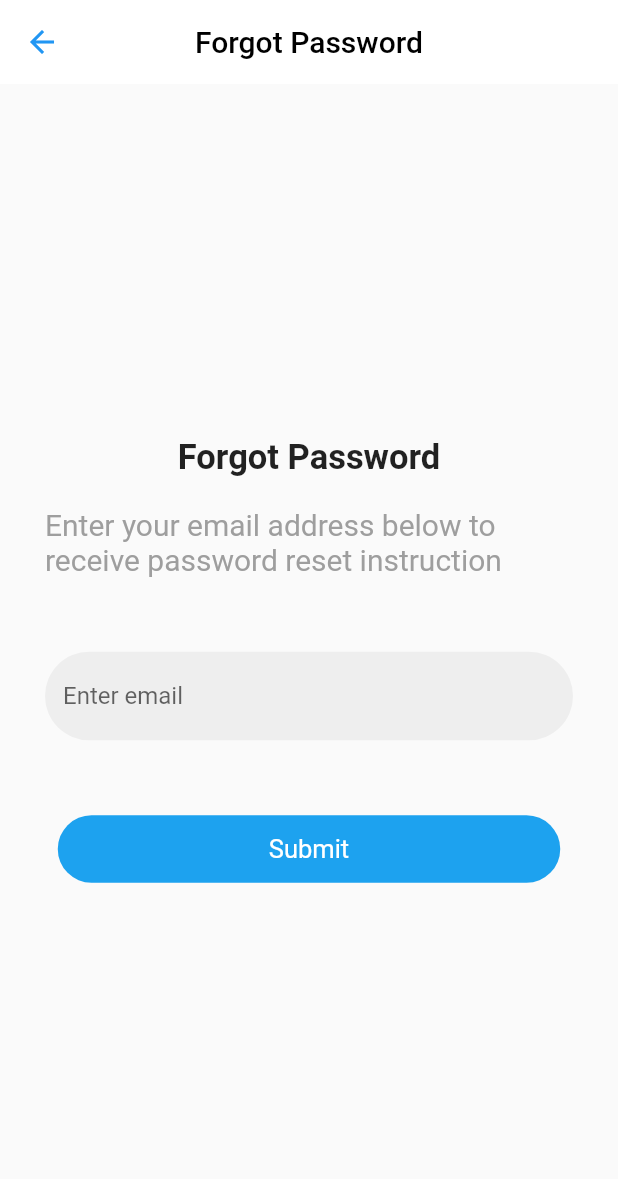
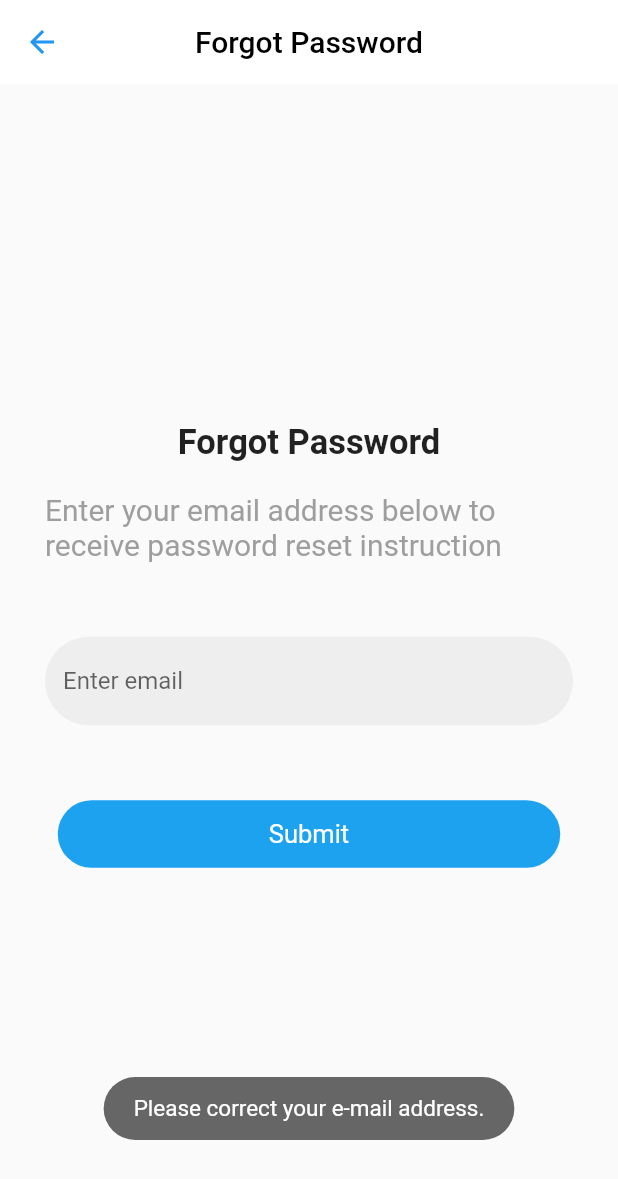
Before and after one commit to bedirhanayydin/flutter_twitter_clone, a Flutter app: the ForgotPassword screen opened directly, after a tap on "Submit", on a phone screen of 412 x 824 dp. Shown: the top 1179 px of the screen. Run offline on Flutter 3.47's test engine with Material 2 defaults, Android fonts, the phone set to English and light mode, and no system bars; our stand-ins replace cloud_firestore, firebase_auth, firebase_core, fluttertoast, font_awesome_flutter, google_fonts; accounts and stored records are empty.

Commit message:
changes added ✔

```diff
--- /dev/null
+++ b/lib/constants/images.dart
@@ -0,0 +1,4 @@
+class TwitterCloneImages {
+  static const String twitterBird = 'assets/images/twitter_bird.png';
+  static const String twitterIcon = 'assets/images/icon.png';
+}
--- a/lib/strings/strings.dart
+++ b/lib/constants/strings.dart
@@ -1,14 +1,23 @@
 class TwitterCloneText {
+  //IntroScreen
+  static const String introScreenTitle =
+      "See what's happening in\nthe world right now.";
+  static const String introScreenSubTitle = "Have an account already? ";
+
   //Common
   static String emptyText = "Cannot register with missing information...";
   static String errorText = "An unexpected error has occurred...";
+
+  //Forgot Password
+  static const String forgotPasswordTitle = "Forgot Password";
+  static const String forgotPasswordSubTitle =
+      'Enter your email address below to receive password reset instruction';
 
   //Login
   static String googleLogin = "Sign in with Google";
   static String loginNoAccountText = "No users, it's time to register!";
   static String loginWrongPasswordText = "Wrong password...";
   static String loginWrongEmailText = "Please correct your e-mail address.";
-  static String crashlytics = "Firebase Crashlytics";
 
   TwitterCloneText._();
 }
--- a/lib/services/auth_service.dart
+++ b/lib/services/auth_service.dart
@@ -29,4 +29,8 @@ class AuthService {
 
     return user.user;
   }
+
+  Future passwordReset(String email) async {
+    await _auth.sendPasswordResetEmail(email: email);
+  }
 }
--- a/lib/ui/auth/forgot_password.dart
+++ b/lib/ui/auth/forgot_password.dart
@@ -1,5 +1,9 @@
 import 'package:flutter/material.dart';
+import 'package:flutter_twitter_clone/services/auth_service.dart';
+import 'package:flutter_twitter_clone/constants/strings.dart';
 import 'package:flutter_twitter_clone/ui/auth/intro_screen.dart';
+import 'package:flutter_twitter_clone/ui/auth/sign_in.dart';
+import 'package:fluttertoast/fluttertoast.dart';
 
 class ForgotPassword extends StatefulWidget {
   const ForgotPassword({Key? key}) : super(key: key);
@@ -8,37 +12,41 @@ class ForgotPassword extends StatefulWidget {
   State<ForgotPassword> createState() => _ForgotPasswordState();
 }
 
+enum authProblems { UserNotFound, PasswordNotValid, NetworkError }
+
 class _ForgotPasswordState extends State<ForgotPassword> {
   late final emailController = TextEditingController();
+  final AuthService _authService = AuthService();
+  bool _isLoading = false;
 
   @override
   Widget build(BuildContext context) {
     return Scaffold(
+      resizeToAvoidBottomInset: false,
       appBar: appBar(context),
       body: Center(
         child: Column(mainAxisAlignment: MainAxisAlignment.center, children: [
-          const Text(
-            'Forgot Password',
-            style: TextStyle(fontWeight: FontWeight.w600, fontSize: 23),
-          ),
+          const Text('Forgot Password',
+              style: TextStyle(fontWeight: FontWeight.w600, fontSize: 23)),
           const SizedBox(
             height: 20,
           ),
           const Padding(
-            padding: EdgeInsets.only(left: 30.0, right: 30),
-            child: Text(
-              'Enter your email address below to receive password reset instruction',
-              style: TextStyle(
-                  fontWeight: FontWeight.normal,
-                  fontSize: 20,
-                  color: Colors.grey),
-            ),
+              padding: EdgeInsets.only(left: 30.0, right: 30),
+              child: Text(TwitterCloneText.forgotPasswordSubTitle,
+                  style: TextStyle(
+                      fontWeight: FontWeight.normal,
+                      fontSize: 20,
+                      color: Colors.grey))),
+          Padding(
+              padding:
+                  const EdgeInsets.symmetric(vertical: 50.0, horizontal: 30),
+              child: emailTextField()),
+          submitButton(),
+          const SizedBox(
+            height: 20,
           ),
-          Padding(
-            padding: const EdgeInsets.symmetric(vertical: 50.0, horizontal: 30),
-            child: emailTextField(),
-          ),
-          submitButton(),
+          if (_isLoading) const CircularProgressIndicator(),
         ]),
       ),
     );
@@ -46,7 +54,7 @@ class _ForgotPasswordState extends State<ForgotPassword> {
 
   GestureDetector submitButton() {
     return GestureDetector(
-      onTap: () {},
+      onTap: () => _resetPassword(),
       child: Container(
         alignment: Alignment.center,
         width: 335,
@@ -67,10 +75,49 @@ class _ForgotPasswordState extends State<ForgotPassword> {
     );
   }
 
+  _resetPassword() {
+    if (emailController.text.isEmpty) {
+      _warningToast(TwitterCloneText.loginWrongEmailText);
+    } else {
+      setState(() {
+        _isLoading = true;
+      });
+      _authService.passwordReset(emailController.text.trim()).then((value) {
+        Navigator.pushAndRemoveUntil(
+            context,
+            MaterialPageRoute(builder: (context) => SignIn()),
+            (route) => false);
+      }).catchError((error) {
+        if (error.toString().contains('invalid-email')) {
+          _warningToast(TwitterCloneText.loginWrongEmailText);
+          _warningToast(error);
+        } else if (error.toString().contains('ERROR_USER_NOT_FOUND')) {
+          _warningToast(TwitterCloneText.loginNoAccountText);
+        } else if (error.toString().contains('wrong-password')) {
+          _warningToast(TwitterCloneText.loginWrongPasswordText);
+        } else {
+          _warningToast(TwitterCloneText.errorText);
+        }
+      }).whenComplete(() {
+        setState(() {
+          _isLoading = false;
+        });
+      });
+    }
+  }
+
+  Future<bool?> _warningToast(String text) {
+    return Fluttertoast.showToast(
+        msg: text,
+        toastLength: Toast.LENGTH_SHORT,
+        gravity: ToastGravity.BOTTOM,
+        backgroundColor: const Color(0xFF666666),
+        fontSize: 15);
+  }
+
   TextField emailTextField() {
     return TextField(
       controller: emailController,
-      obscureText: true,
       decoration: InputDecoration(
         border: OutlineInputBorder(
           borderRadius: BorderRadius.circular(30.0),
@@ -104,7 +151,7 @@ class _ForgotPasswordState extends State<ForgotPassword> {
         icon: const Icon(Icons.arrow_back),
       ),
       title: const Text(
-        'Forgot Password',
+        TwitterCloneText.forgotPasswordTitle,
         style: TextStyle(color: Colors.black),
       ),
     );
```
Also changed, not shown: lib/ui/auth/intro_screen.dart (+6 -5 lines), lib/ui/auth/sign_in.dart (+18 -15 lines), lib/ui/auth/sign_up.dart (+4 -3 lines).
